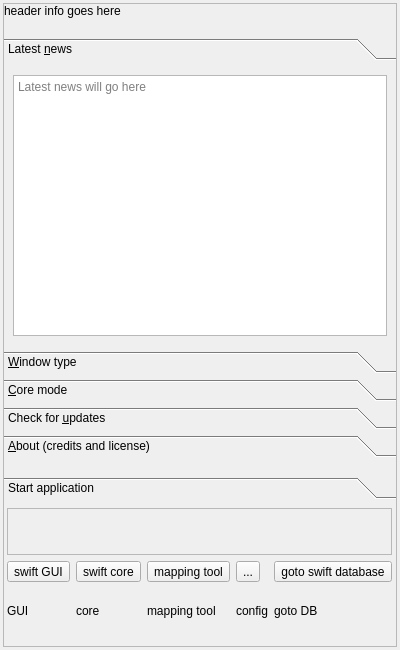
swift-project/pilotclient, file src/swiftlauncher/swiftlauncher.ui: the form before one commit.
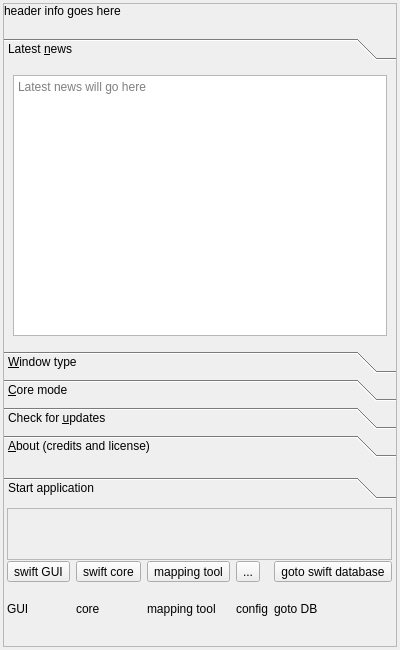
The form after the commit. The open tabs and pages were chosen to show the change. Icons and pictures are not drawn. Custom widgets are drawn as their Qt base class.

Commit message: Launcher style/minor UI adjustments

Diff of the .ui file:
```diff
--- a/src/swiftlauncher/swiftlauncher.ui
+++ b/src/swiftlauncher/swiftlauncher.ui
@@ -562,6 +562,9 @@
               <property name="bottomMargin">
                <number>3</number>
               </property>
+              <property name="verticalSpacing">
+               <number>1</number>
+              </property>
               <item row="0" column="0" colspan="5">
                <widget class="BlackGui::Components::CScaleScreenFactor" name="comp_Scale">
                 <property name="frameShape">
```
Left out of the diff: 2 changed lines with no effect on the pictures. The commit also changes 1 other file.
